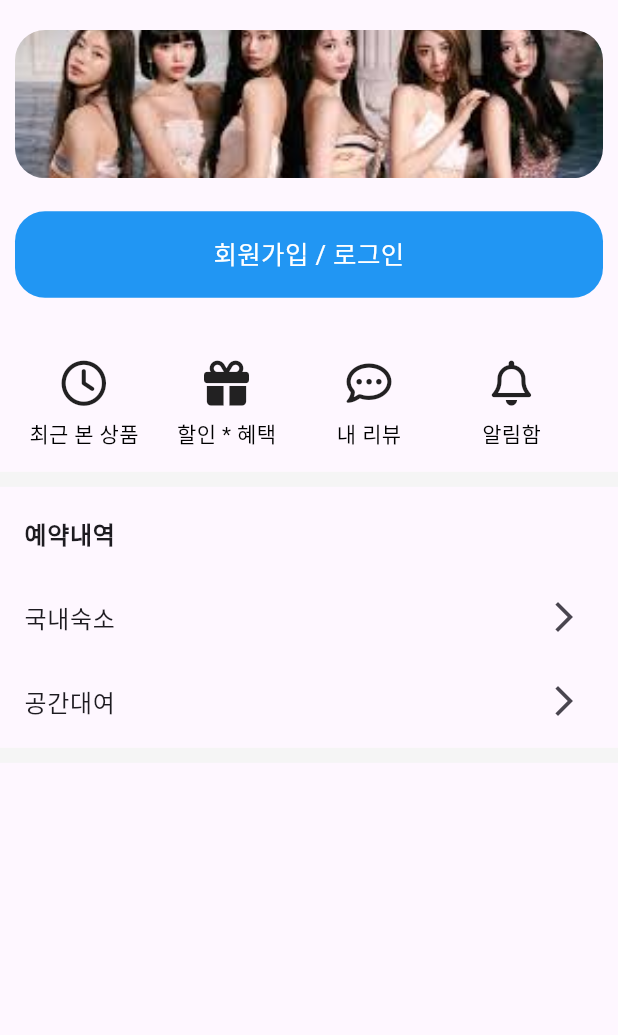
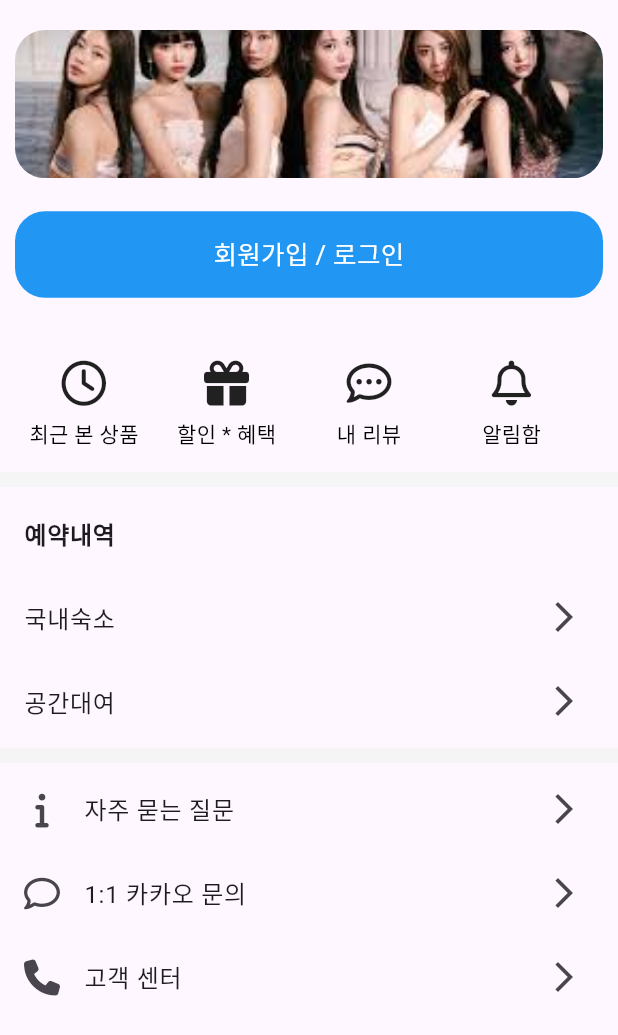
Before and after one commit to vosw1/yeogi_app, a Flutter app: the MyPage screen opened directly, on a phone screen of 412 x 824 dp. Shown: the top 1035 px of the screen. Run offline on Flutter 3.47's test engine with Material 3 defaults, Android fonts, the light colour scheme and no system bars; our stand-ins replace font_awesome_flutter, geolocator; Roboto replaces fonts that are missing (Jua-Regular.ttf).

Commit message:
faq 완성

```diff
--- a/lib/my_page/data/my_page_menu_icon.dart
+++ b/lib/my_page/data/my_page_menu_icon.dart
@@ -8,7 +8,7 @@ class MyPageMenu{
   MyPageMenu({required this.title, required this.iconData});
 }
 
-final List<MyPageMenu> myPageMenu1 = [
+final List<MyPageMenu> myPageMenu = [
   MyPageMenu(title: '자주 묻는 질문', iconData:FontAwesomeIcons.info),
   MyPageMenu(title: '1:1 카카오 문의', iconData:FontAwesomeIcons.comment),
   MyPageMenu(title: '고객 센터', iconData:FontAwesomeIcons.phone),
--- /dev/null
+++ b/lib/my_page/my_page_faq_menu_holder.dart
@@ -0,0 +1,24 @@
+import 'package:flutter/material.dart';
+import 'package:yogi_project/my_page/data/my_page_menu_icon.dart';
+
+class MyPageFaqMenuHolder extends StatelessWidget {
+  const MyPageFaqMenuHolder({super.key});
+
+  @override
+  Widget build(BuildContext context) {
+    return ListView.builder(
+      shrinkWrap: true,
+      itemCount: myPageMenu.length,
+      itemBuilder: (BuildContext context, int index) {
+        return ListTile(
+          leading: Icon(myPageMenu[index].iconData),
+          title: Text(myPageMenu[index].title),
+          trailing: Icon(Icons.arrow_forward_ios),
+          onTap: () {
+
+          },
+        );
+      },
+    );
+  }
+}
--- a/lib/pages/my_page.dart
+++ b/lib/pages/my_page.dart
@@ -1,6 +1,7 @@
 import 'package:flutter/cupertino.dart';
 import 'package:flutter/material.dart';
 import 'package:yogi_project/my_page/my_page_appbar.dart';
+import 'package:yogi_project/my_page/my_page_faq_menu_holder.dart';
 import 'package:yogi_project/my_page/my_page_header_banner.dart';
 import 'package:yogi_project/my_page/my_page_login_button.dart';
 import 'package:yogi_project/my_page/my_page_book_menu_holder.dart';
@@ -28,6 +29,7 @@ class MyPage extends StatelessWidget {
             color: Colors.grey[100],
             thickness: 10.0,
           ),
+          MyPageFaqMenuHolder(),
         ],
       ),
     );
```
Also changed, not shown: lib/my_page/my_page_body_banner.dart (added).
